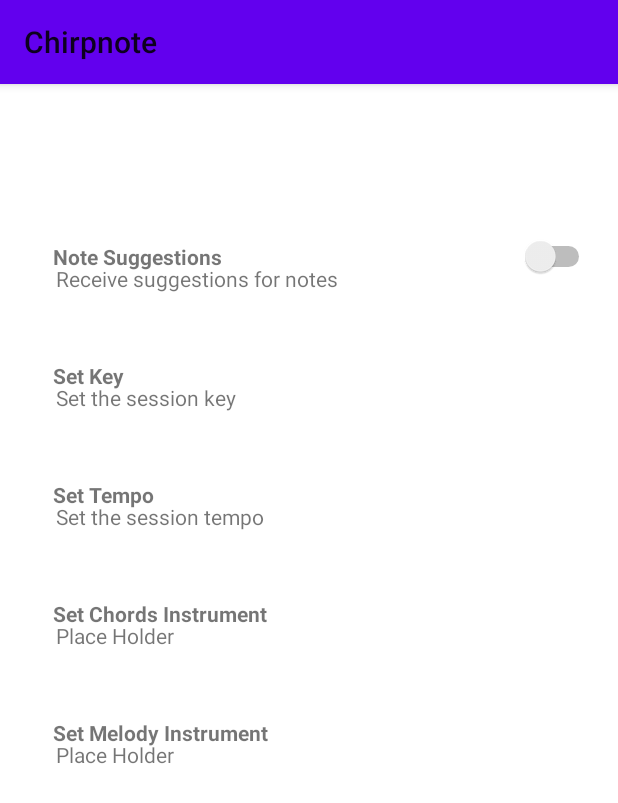
After one commit to CSaintos/ChirpNote, an Android app: the SessionOptionsActivity screen opened directly, with no data from a screen before it, on a phone screen of 412 x 824 dp. The commit adds this screen. Shown: the top 803 px of the screen. Run offline under Robolectric (Android 15) with nearby library versions, the phone set to English and light mode, and no system bars.

Commit message:
Added session options to insert chords activity for testing before adding to all other session activites.

```diff
--- /dev/null
+++ b/app/src/main/java/com/example/chirpnote/activities/SessionOptionsActivity.java
@@ -0,0 +1,178 @@
+package com.example.chirpnote.activities;
+
+import androidx.appcompat.app.AppCompatActivity;
+
+import android.app.AlertDialog;
+import android.os.Bundle;
+import android.view.View;
+import android.widget.Button;
+import android.widget.LinearLayout;
+import android.widget.RadioButton;
+import android.widget.RadioGroup;
+import android.widget.RelativeLayout;
+import android.widget.TextView;
+import android.widget.Toast;
+
+import com.example.chirpnote.R;
+
+public class SessionOptionsActivity extends AppCompatActivity {
+
+    private AlertDialog.Builder setKeyDialogBuilder;
+    private AlertDialog.Builder setTempoDialogBuilder;
+    private AlertDialog.Builder setChordInstDialogBuilder;
+    private AlertDialog.Builder setMelodyInstDialogBuilder;
+    private AlertDialog dialog;
+
+    @Override
+    protected void onCreate(Bundle savedInstanceState) {
+        super.onCreate(savedInstanceState);
+        setContentView(R.layout.activity_session_options);
+
+        LinearLayout setKeyLayout = findViewById(R.id.LayoutSetKey);
+        setKeyLayout.setOnClickListener(new View.OnClickListener() {
+            @Override
+            public void onClick(View v) {
+                setKeyDialogBox();
+            }
+        });
+
+        LinearLayout setTempoLayout = findViewById(R.id.LayoutSetTempo);
+        setTempoLayout.setOnClickListener(new View.OnClickListener() {
+            @Override
+            public void onClick(View v) {
+                setTempoDialogBox();
+            }
+        });
+
+        LinearLayout setChordInstLayout = findViewById(R.id.LayoutSetChordsInst);
+        setChordInstLayout.setOnClickListener(new View.OnClickListener() {
+            @Override
+            public void onClick(View v) {
+                setChordInstDialogBox();
+            }
+        });
+
+        LinearLayout setMelodyInstLayout = findViewById(R.id.LayoutSetMelodyInst);
+        setMelodyInstLayout.setOnClickListener(new View.OnClickListener() {
+            @Override
+            public void onClick(View v) {
+                setMelodyInstDialogBox();
+            }
+        });
+
+    }
+
+    public void setKeyDialogBox() {
+        setKeyDialogBuilder = new AlertDialog.Builder(this);
+        final View setKeyPopupView = getLayoutInflater().inflate(R.layout.popup_set_key, null);
+
+        setKeyDialogBuilder.setView(setKeyPopupView);
+        dialog = setKeyDialogBuilder.create();
+        dialog.show();
+
+        Button setKeyConfirmButton = (Button) setKeyPopupView.findViewById(R.id.setKeyConfirmButton);
+        Button setKeyCancelButton = (Button) setKeyPopupView.findViewById(R.id.setKeyCancelButton);
+
+        setKeyConfirmButton.setOnClickListener(new View.OnClickListener() {
+            @Override
+            public void onClick(View v) {
+                //save button definition
+
+            }
+        });
+        setKeyCancelButton.setOnClickListener(new View.OnClickListener() {
+            @Override
+            public void onClick(View v) {
+                dialog.dismiss(); //close dialog box
+            }
+        });
+    }
+
+    public void setTempoDialogBox() {
+        setTempoDialogBuilder = new AlertDialog.Builder(this);
+        final View setTempoPopupView = getLayoutInflater().inflate(R.layout.popup_set_tempo, null);
+
+        setTempoDialogBuilder.setView(setTempoPopupView);
+        dialog = setTempoDialogBuilder.create();
+        dialog.show();
+
+        Button setTempoConfirmButton = (Button) setTempoPopupView.findViewById(R.id.setTempoConfirmButton);
+        Button setTempoCancelButton = (Button) setTempoPopupView.findViewById(R.id.setTempoCancelButton);
+
+        setTempoConfirmButton.setOnClickListener(new View.OnClickListener() {
+            @Override
+            public void onClick(View v) {
+                //save button definition
+
+            }
+        });
+        setTempoCancelButton.setOnClickListener(new View.OnClickListener() {
+            @Override
+            public void onClick(View v) {
+                dialog.dismiss(); //close dialog box
+            }
+        });
+    }
+
+    public void setChordInstDialogBox() {
+        setChordInstDialogBuilder = new AlertDialog.Builder(this);
+        final View setChordPopupView = getLayoutInflater().inflate(R.layout.popup_set_chords_instrument, null);
+
+        setChordInstDialogBuilder.setView(setChordPopupView);
+        dialog = setChordInstDialogBuilder.create();
+        dialog.show();
+
+        /*
+        RadioGroup setChordRadioGroup = findViewById(R.id.setChordRadioGroup);
+        int radioId = setChordRadioGroup.getCheckedRadioButtonId();
+        RadioButton selectedOption = findViewById(radioId);
+
+        Button setChordConfirmButton = (Button) setChordPopupView.findViewById(R.id.setChordConfirmButton);
+        Button setChordCancelButton = (Button) setChordPopupView.findViewById(R.id.setChordCancelButton);
+
+        setChordConfirmButton.setOnClickListener(new View.OnClickListener() {
+            @Override
+            public void onClick(View v) {
+                //Toast.makeText(this,"Chord Instrument changed to " + selectedOption.getText(), Toast.LENGTH_SHORT).show();
+            }
+        });
+        setChordCancelButton.setOnClickListener(new View.OnClickListener() {
+            @Override
+            public void onClick(View v) {
+                dialog.dismiss(); //close dialog box
+            }
+        });
+        */
+    }
+
+    public void setMelodyInstDialogBox() {
+        setMelodyInstDialogBuilder = new AlertDialog.Builder(this);
+        final View setMelodyPopupView = getLayoutInflater().inflate(R.layout.popup_set_melody_instrument, null);
+
+        setMelodyInstDialogBuilder.setView(setMelodyPopupView);
+        dialog = setMelodyInstDialogBuilder.create();
+        dialog.show();
+
+        /*
+        RadioGroup setChordRadioGroup = findViewById(R.id.setChordRadioGroup);
+        int radioId = setChordRadioGroup.getCheckedRadioButtonId();
+        RadioButton selectedOption = findViewById(radioId);
+
+        Button setChordConfirmButton = (Button) setChordPopupView.findViewById(R.id.setChordConfirmButton);
+        Button setChordCancelButton = (Button) setChordPopupView.findViewById(R.id.setChordCancelButton);
+
+        setChordConfirmButton.setOnClickListener(new View.OnClickListener() {
+            @Override
+            public void onClick(View v) {
+                //Toast.makeText(this,"Chord Instrument changed to " + selectedOption.getText(), Toast.LENGTH_SHORT).show();
+            }
+        });
+        setChordCancelButton.setOnClickListener(new View.OnClickListener() {
+            @Override
+            public void onClick(View v) {
+                dialog.dismiss(); //close dialog box
+            }
+        });
+        */
+    }
+}
--- /dev/null
+++ b/app/src/main/res/layout/activity_session_options.xml
@@ -0,0 +1,195 @@
+<?xml version="1.0" encoding="utf-8"?>
+<androidx.constraintlayout.widget.ConstraintLayout xmlns:android="http://schemas.android.com/apk/res/android"
+    xmlns:app="http://schemas.android.com/apk/res-auto"
+    xmlns:tools="http://schemas.android.com/tools"
+    android:layout_width="match_parent"
+    android:layout_height="match_parent"
+    android:background="@color/backgroundColor"
+    tools:context=".activities.SessionOptionsActivity">
+
+
+    <LinearLayout
+        android:id="@+id/LayoutNoteSugg"
+        android:layout_width="match_parent"
+        android:layout_height="wrap_content"
+        android:layout_marginTop="75dp"
+        android:background="@color/backgroundColor"
+        android:orientation="vertical"
+        android:padding="15dp"
+        app:layout_constraintTop_toTopOf="parent"
+        tools:layout_editor_absoluteX="20dp">
+
+        <RelativeLayout
+            android:layout_width="match_parent"
+            android:layout_height="match_parent"
+            tools:layout_editor_absoluteX="0dp"
+            tools:layout_editor_absoluteY="0dp">
+
+            <TextView
+                android:id="@+id/SettingNoteSugg"
+                android:layout_width="wrap_content"
+                android:layout_height="wrap_content"
+                android:layout_centerVertical="true"
+                android:layout_marginStart="20dp"
+                android:text="Note Suggestions"
+                android:textStyle="bold" />
+
+            <TextView
+                android:layout_width="wrap_content"
+                android:layout_height="wrap_content"
+                android:layout_below="@+id/SettingNoteSugg"
+                android:layout_marginStart="22dp"
+                android:layout_marginTop="10dp"
+                android:text="Receive suggestions for notes" />
+
+            <Switch
+                android:layout_width="wrap_content"
+                android:layout_height="wrap_content"
+                android:layout_alignParentEnd="true"
+                android:layout_centerVertical="true"
+                android:switchMinWidth="50dp"
+                android:theme="@style/ThemeOverlay.AppCompat.Light" />
+        </RelativeLayout>
+    </LinearLayout>
+
+    <LinearLayout
+        android:id="@+id/LayoutSetKey"
+        android:layout_width="match_parent"
+        android:layout_height="wrap_content"
+        android:background="@color/backgroundColor"
+        android:orientation="vertical"
+        android:padding="15dp"
+        app:layout_constraintTop_toBottomOf="@+id/LayoutNoteSugg"
+        tools:layout_editor_absoluteX="-16dp">
+
+        <RelativeLayout
+            android:layout_width="match_parent"
+            android:layout_height="match_parent"
+            tools:layout_editor_absoluteX="0dp"
+            tools:layout_editor_absoluteY="0dp">
+
+            <TextView
+                android:id="@+id/SettingSetKey"
+                android:layout_width="wrap_content"
+                android:layout_height="wrap_content"
+                android:layout_centerVertical="true"
+                android:layout_marginStart="20dp"
+                android:text="Set Key"
+                android:textStyle="bold" />
+
+            <TextView
+                android:layout_width="wrap_content"
+                android:layout_height="wrap_content"
+                android:layout_below="@+id/SettingSetKey"
+                android:layout_marginStart="22dp"
+                android:layout_marginTop="10dp"
+                android:text="Set the session key" />
+        </RelativeLayout>
+    </LinearLayout>
+
+    <LinearLayout
+        android:id="@+id/LayoutSetTempo"
+        android:layout_width="match_parent"
+        android:layout_height="wrap_content"
+        android:background="@color/backgroundColor"
+        android:orientation="vertical"
+        android:padding="15dp"
+        app:layout_constraintTop_toBottomOf="@+id/LayoutSetKey"
+        tools:layout_editor_absoluteX="-16dp">
+
+        <RelativeLayout
+            android:layout_width="match_parent"
+            android:layout_height="match_parent"
+            tools:layout_editor_absoluteX="0dp"
+            tools:layout_editor_absoluteY="0dp">
+
+            <TextView
+                android:id="@+id/SettingSetTempo"
+                android:layout_width="wrap_content"
+                android:layout_height="wrap_content"
+                android:layout_centerVertical="true"
+                android:layout_marginStart="20dp"
+                android:text="Set Tempo"
+                android:textStyle="bold" />
+
+            <TextView
+                android:layout_width="wrap_content"
+                android:layout_height="wrap_content"
+                android:layout_below="@+id/SettingSetTempo"
+                android:layout_marginStart="22dp"
+                android:layout_marginTop="10dp"
+                android:text="Set the session tempo" />
+        </RelativeLayout>
+    </LinearLayout>
+
+    <LinearLayout
+        android:id="@+id/LayoutSetChordsInst"
+        android:layout_width="match_parent"
+        android:layout_height="wrap_content"
+        android:background="@color/backgroundColor"
+        android:orientation="vertical"
+        android:padding="15dp"
+        app:layout_constraintTop_toBottomOf="@+id/LayoutSetTempo"
+        tools:layout_editor_absoluteX="-16dp">
+
+        <RelativeLayout
+            android:layout_width="match_parent"
+            android:layout_height="match_parent"
+            tools:layout_editor_absoluteX="0dp"
+            tools:layout_editor_absoluteY="0dp">
+
+            <TextView
+                android:id="@+id/SettingSetChordsInst"
+                android:layout_width="wrap_content"
+                android:layout_height="wrap_content"
+                android:layout_centerVertical="true"
+                android:layout_marginStart="20dp"
+                android:text="Set Chords Instrument"
+                android:textStyle="bold" />
+
+            <TextView
+                android:layout_width="wrap_content"
+                android:layout_height="wrap_content"
+                android:layout_below="@+id/SettingSetChordsInst"
+                android:layout_marginStart="22dp"
+                android:layout_marginTop="10dp"
+                android:text="Place Holder" />
+        </RelativeLayout>
+    </LinearLayout>
+
+    <LinearLayout
+        android:id="@+id/LayoutSetMelodyInst"
+        android:layout_width="match_parent"
+        android:layout_height="wrap_content"
+        android:background="@color/backgroundColor"
+        android:orientation="vertical"
+        android:padding="15dp"
+        app:layout_constraintTop_toBottomOf="@+id/LayoutSetChordsInst"
+        tools:layout_editor_absoluteX="-16dp">
+
+        <RelativeLayout
+            android:layout_width="match_parent"
+            android:layout_height="match_parent"
+            tools:layout_editor_absoluteX="0dp"
+            tools:layout_editor_absoluteY="0dp">
+
+            <TextView
+                android:id="@+id/SettingSetMelodyInst"
+                android:layout_width="wrap_content"
+                android:layout_height="wrap_content"
+                android:layout_centerVertical="true"
+                android:layout_marginStart="20dp"
+                android:text="Set Melody Instrument"
+                android:textStyle="bold" />
+
+            <TextView
+                android:layout_width="wrap_content"
+                android:layout_height="wrap_content"
+                android:layout_below="@+id/SettingSetMelodyInst"
+                android:layout_marginStart="22dp"
+                android:layout_marginTop="10dp"
+                android:text="Place Holder" />
+        </RelativeLayout>
+    </LinearLayout>
+
+</androidx.constraintlayout.widget.ConstraintLayout>
--- a/app/src/main/res/values/strings.xml
+++ b/app/src/main/res/values/strings.xml
@@ -5,4 +5,5 @@
 
     <string name="navigation_drawer_open">Open navigation drawer</string>
     <string name="navigation_drawer_close">Close navigation drawer</string>
+    <string name="instrument_variable"></string>
 </resources>
```
Also changed, not shown: app/src/main/AndroidManifest.xml (+39 -36 lines), app/src/main/java/com/example/chirpnote/activities/InsertChordsActivity.java (+21 -3 lines), app/src/main/res/layout/popup_set_chords_instrument.xml (added, +63 -0 lines), app/src/main/res/layout/popup_set_key.xml (added, +48 -0 lines), app/src/main/res/layout/popup_set_melody_instrument.xml (added, +63 -0 lines), app/src/main/res/layout/popup_set_tempo.xml (added, +47 -0 lines), app/src/main/res/menu/popup_session_menu.xml (added, +15 -0 lines).
